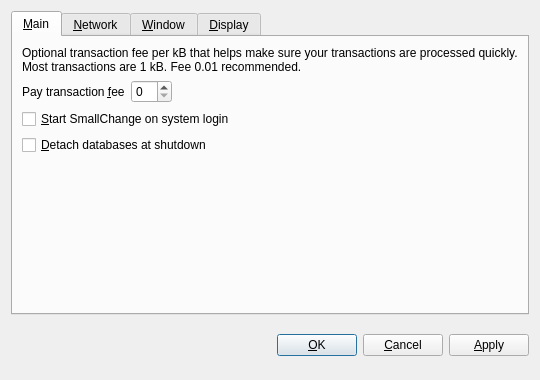
Above: src/qt/forms/optionsdialog.ui from kchirayath/THCoin before the change. Below: the same form after it.
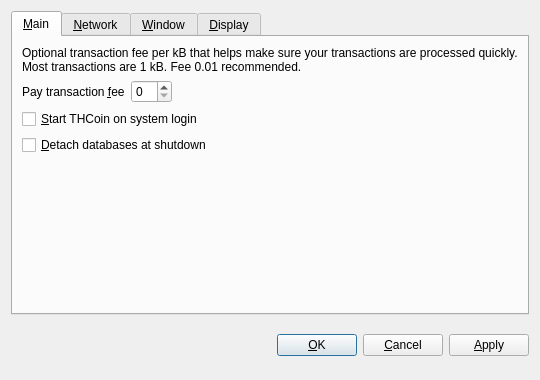
That is the form after the change. The open tabs and pages were chosen to show the change. Custom widgets are drawn as their Qt base class.

Patch:
```diff
--- a/src/qt/forms/optionsdialog.ui
+++ b/src/qt/forms/optionsdialog.ui
@@ -82,7 +82,7 @@
           <string>Automatically start SmallChange after logging in to the system.</string>
          </property>
          <property name="text">
-          <string>&amp;Start SmallChange on system login</string>
+          <string>&amp;Start THCoin on system login</string>
          </property>
         </widget>
        </item>
```
Left out of the diff: 10 changed lines with no effect on the pictures.
